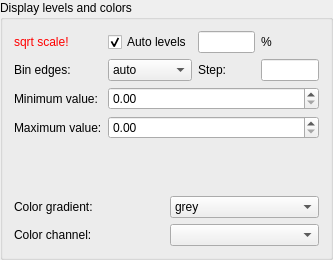
Before: the Qt Designer form lavuelib/ui/LevelsGroupBox.ui in syncope/lavue, drawn with Qt 5.
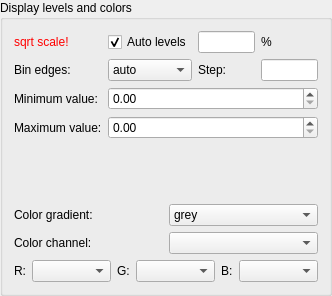
After: the same form once the commit is applied.

What changed in the file:
```diff
--- a/lavuelib/ui/LevelsGroupBox.ui
+++ b/lavuelib/ui/LevelsGroupBox.ui
@@ -6,8 +6,8 @@
    <rect>
     <x>0</x>
     <y>0</y>
-    <width>333</width>
-    <height>260</height>
+    <width>332</width>
+    <height>296</height>
    </rect>
   </property>
   <property name="windowTitle">
@@ -21,8 +21,6 @@
   </property>
   <layout class="QGridLayout" name="gridLayout_2">
    <item row="0" column="0">
-    <layout class="QVBoxLayout" name="verticalLayout">
-     <item>
       <layout class="QGridLayout" name="gridLayout">
        <item row="3" column="0">
         <widget class="QLabel" name="maxLabel">
@@ -188,7 +186,7 @@
        </item>
       </layout>
      </item>
-     <item>
+   <item row="1" column="0">
       <widget class="QFrame" name="histogramFrame">
        <property name="sizePolicy">
         <sizepolicy hsizetype="Expanding" vsizetype="Preferred">
@@ -218,7 +216,7 @@
        </layout>
       </widget>
      </item>
-     <item>
+   <item row="2" column="0">
       <layout class="QGridLayout" name="colorGridLayout">
        <item row="0" column="0">
         <widget class="QLabel" name="gradientLabel">
@@ -326,6 +324,68 @@
         </widget>
        </item>
       </layout>
+   </item>
+   <item row="3" column="0">
+    <layout class="QHBoxLayout" name="horizontalLayout">
+     <item>
+      <widget class="QLabel" name="rLabel">
+       <property name="text">
+        <string>R:</string>
+       </property>
+       <property name="buddy">
+        <cstring>rComboBox</cstring>
+       </property>
+      </widget>
+     </item>
+     <item>
+      <widget class="QComboBox" name="rComboBox">
+       <property name="sizePolicy">
+        <sizepolicy hsizetype="Expanding" vsizetype="Fixed">
+         <horstretch>0</horstretch>
+         <verstretch>0</verstretch>
+        </sizepolicy>
+       </property>
+      </widget>
+     </item>
+     <item>
+      <widget class="QLabel" name="gLabel">
+       <property name="text">
+        <string>G:</string>
+       </property>
+       <property name="buddy">
+        <cstring>gComboBox</cstring>
+       </property>
+      </widget>
+     </item>
+     <item>
+      <widget class="QComboBox" name="gComboBox">
+       <property name="sizePolicy">
+        <sizepolicy hsizetype="Expanding" vsizetype="Fixed">
+         <horstretch>0</horstretch>
+         <verstretch>0</verstretch>
+        </sizepolicy>
+       </property>
+      </widget>
+     </item>
+     <item>
+      <widget class="QLabel" name="bLabel">
+       <property name="text">
+        <string>B:</string>
+       </property>
+       <property name="buddy">
+        <cstring>bComboBox</cstring>
+       </property>
+      </widget>
+     </item>
+     <item>
+      <widget class="QComboBox" name="bComboBox">
+       <property name="sizePolicy">
+        <sizepolicy hsizetype="Expanding" vsizetype="Fixed">
+         <horstretch>0</horstretch>
+         <verstretch>0</verstretch>
+        </sizepolicy>
+       </property>
+      </widget>
      </item>
     </layout>
    </item>
```
Lines whose indentation alone changed are shown as unchanged.
